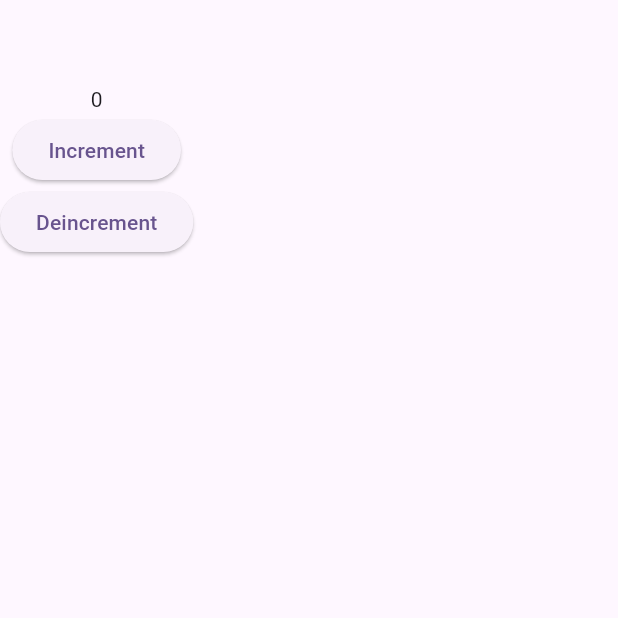
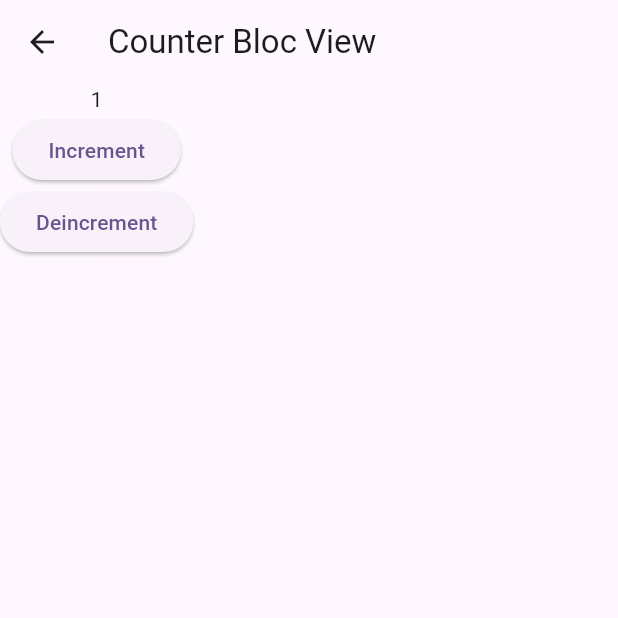
Before and after one commit to BerkCanpolat/Flutter-Learn, a Flutter app: the CounterHome screen opened directly, after a tap on "Increment", on a phone screen of 412 x 824 dp, the top half of it. Run offline on Flutter 3.47's test engine with Material 3 defaults, Android fonts, the phone set to English and light mode, and no system bars; our stand-ins replace bloc, dio, equatable, flutter_bloc, lottie, shared_preferences and 1 more; accounts and stored records are empty; generated files the repository leaves out were written again.

Commit message:
Counter and Switch - Slider Bloc added

```diff
--- a/bloc_zero_to_hero/bloc_zero_to_hero/lib/bloc/counter_bloc/bloc_counter.dart
+++ b/bloc_zero_to_hero/bloc_zero_to_hero/lib/bloc/counter_bloc/bloc_counter.dart
@@ -6,14 +6,16 @@
 class BlocCounter extends Bloc<BlocCounterEvent, BlocCounterState> {
   BlocCounter() : super(const BlocCounterState()) {
     on<CounterEvent>(_incrementCounter,);
-    on<CounterRemoveEvent>((event, emit) {
-      if(state.counter! > 0) {
-        emit(state.copyWith(counter: state.counter! - 1));
-      }
-    },);
+    on<CounterRemoveEvent>(_deIncrementCounter,);
   }
 
-  FutureOr<void> _incrementCounter(event, emit) {
+  FutureOr<void> _deIncrementCounter(CounterRemoveEvent event, Emitter<BlocCounterState> emit) {
+    if(state.counter! > 0) {
+      emit(state.copyWith(counter: state.counter! - 1));
+    }
+  }
+
+  FutureOr<void> _incrementCounter(CounterEvent event, Emitter<BlocCounterState> emit) {
     if(state.counter == null) {
       emit(state.copyWith(counter: state.counter ?? 0));
     } else {
--- a/bloc_zero_to_hero/bloc_zero_to_hero/lib/bloc/counter_bloc/bloc_counter_state.dart
+++ b/bloc_zero_to_hero/bloc_zero_to_hero/lib/bloc/counter_bloc/bloc_counter_state.dart
@@ -3,7 +3,7 @@
 class BlocCounterState extends Equatable {
   final int? counter;
 
-  const BlocCounterState({this.counter});
+  const BlocCounterState({this.counter = 0});
 
   BlocCounterState copyWith({int? counter}) {
     return BlocCounterState(
--- /dev/null
+++ b/bloc_zero_to_hero/bloc_zero_to_hero/lib/bloc/switch_slider_bloc/switch_slider_bloc.dart
@@ -0,0 +1,19 @@
+import 'dart:async';
+import 'package:bloc/bloc.dart';
+import 'package:equatable/equatable.dart';
+
+part 'switch_slider_event.dart';
+part 'switch_slider_state.dart';
+
+class SwitchSliderBloc extends Bloc<SwitchSliderEvent, SwitchSliderState> {
+  SwitchSliderBloc() : super(const SwitchSliderState()) {
+    on<OnOreOffEvent>(_isSwitchMethod,);
+    on<SliderEvent>((event, emit) {
+      emit(state.copyWith(isSlider: event.eventSlider.toDouble()));
+    },);
+  }
+
+  FutureOr<void> _isSwitchMethod(OnOreOffEvent event, Emitter<SwitchSliderState> emit) {
+    emit(state.copyWith(isSwitch: !state.isSwitch));
+  }
+}
--- /dev/null
+++ b/bloc_zero_to_hero/bloc_zero_to_hero/lib/bloc/switch_slider_bloc/switch_slider_event.dart
@@ -0,0 +1,19 @@
+part of 'switch_slider_bloc.dart';
+
+sealed class SwitchSliderEvent extends Equatable {
+  const SwitchSliderEvent();
+
+  @override
+  List<Object> get props => [];
+}
+
+class OnOreOffEvent extends SwitchSliderEvent{}
+
+class SliderEvent extends SwitchSliderEvent{
+  final double eventSlider;
+  const SliderEvent(this.eventSlider);
+
+  @override
+  // TODO: implement props
+  List<Object> get props => [eventSlider];
+}
--- /dev/null
+++ b/bloc_zero_to_hero/bloc_zero_to_hero/lib/bloc/switch_slider_bloc/switch_slider_state.dart
@@ -0,0 +1,20 @@
+part of 'switch_slider_bloc.dart';
+
+class SwitchSliderState extends Equatable {
+  final bool isSwitch;
+  final double isSlider;
+  const SwitchSliderState({this.isSwitch = false, this.isSlider = 1.0});
+
+  SwitchSliderState copyWith({
+    bool? isSwitch,
+    double? isSlider
+  }) {
+    return SwitchSliderState(
+      isSwitch: isSwitch ?? this.isSwitch,
+      isSlider: isSlider ?? this.isSlider
+    );
+  }
+
+  @override
+  List<Object> get props => [isSwitch, isSlider];
+}
--- a/bloc_zero_to_hero/bloc_zero_to_hero/lib/views/counter/counter_home.dart
+++ b/bloc_zero_to_hero/bloc_zero_to_hero/lib/views/counter/counter_home.dart
@@ -10,7 +10,9 @@
   @override
   Widget build(BuildContext context) {
     return Scaffold(
-      appBar: AppBar(),
+      appBar: AppBar(
+        title: Text('Counter Bloc View'),
+      ),
       body: Column(
         children: [
           BlocBuilder<BlocCounter, BlocCounterState>(
```
Also changed, not shown: bloc_zero_to_hero/bloc_zero_to_hero/lib/main.dart (+5 -2 lines), bloc_zero_to_hero/bloc_zero_to_hero/lib/views/switch_slider/switch_slider.dart (added, +56 -0 lines).
